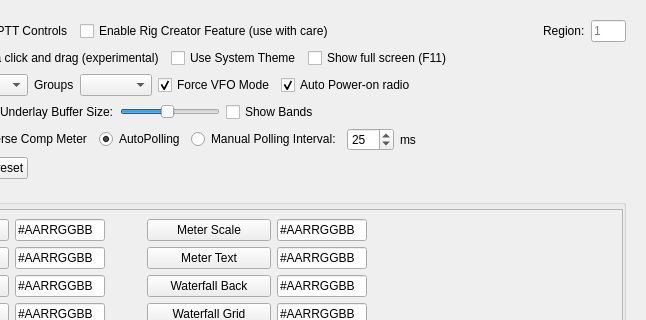
First picture: the form in src/settingswidget.ui, repository adecarolis/wfweb, before the edit; both pictures show x 547 to 1193 and y 0 to 320 of the 1193 by 625 pixel window.
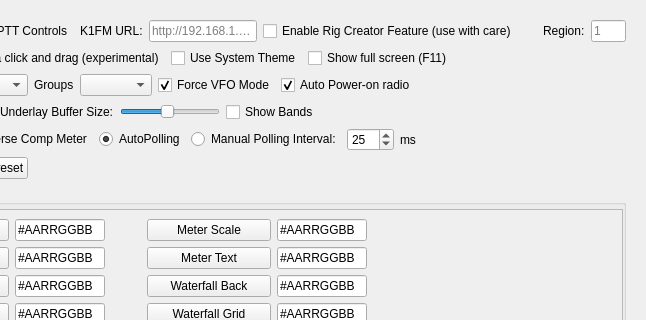
Second picture: the form after the edit. The open tabs and pages were chosen to show the change. Custom widgets are drawn as their Qt base class.

What changed in the file:
```diff
--- a/src/settingswidget.ui
+++ b/src/settingswidget.ui
@@ -952,6 +952,26 @@
              </property>
             </widget>
            </item>
+           <item>
+            <widget class="QLabel" name="k1fmUrlLabel">
+             <property name="toolTip">
+              <string>URL of the K1FM Loop Controller (e.g. http://192.168.1.100)</string>
+             </property>
+             <property name="text">
+              <string>K1FM URL:</string>
+             </property>
+            </widget>
+           </item>
+           <item>
+            <widget class="QLineEdit" name="k1fmUrlTxt">
+             <property name="toolTip">
+              <string>URL of the K1FM Loop Controller (e.g. http://192.168.1.100)</string>
+             </property>
+             <property name="placeholderText">
+              <string>http://192.168.1.100</string>
+             </property>
+            </widget>
+           </item>
            <item>
             <widget class="QCheckBox" name="rigCreatorChk">
              <property name="toolTip">
```
